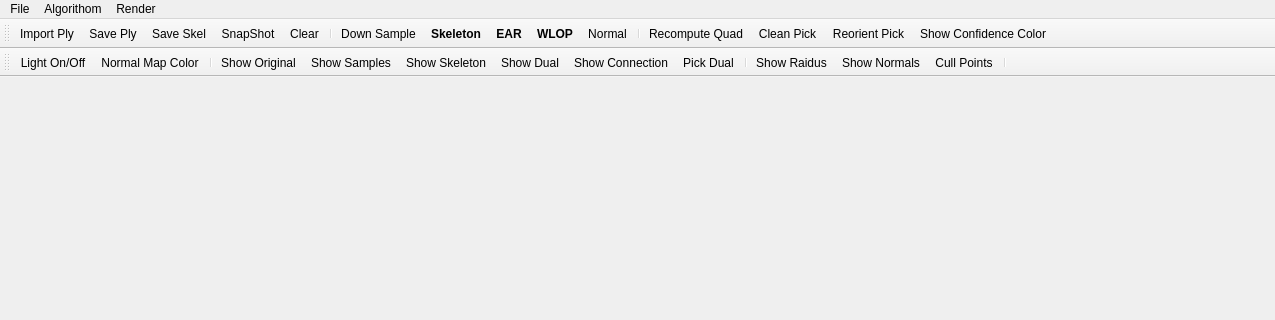
sunwaylive/Point-Cloud-Processing-2015, file point-cloud-2015/mainwindow.ui: the form before one commit; both pictures show x 0 to 1275 and y 0 to 320 of the 1275 by 573 pixel window.
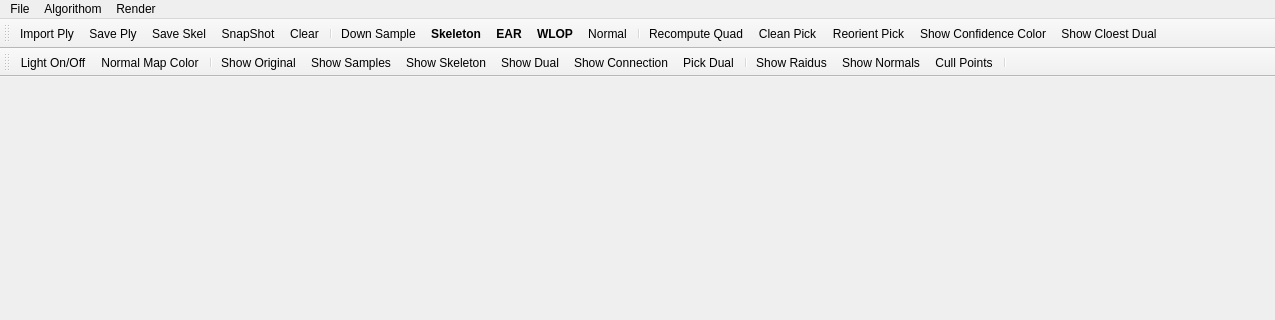
The form after the commit. Icons and pictures are not drawn.

Commit message: added sample confidence and cloest connection

Diff of the .ui file:
```diff
--- a/point-cloud-2015/mainwindow.ui
+++ b/point-cloud-2015/mainwindow.ui
@@ -235,6 +235,7 @@
    <addaction name="actionClean_Pick"/>
    <addaction name="actionReorient_Pick"/>
    <addaction name="actionShow_Confidence_Color"/>
+   <addaction name="actionShow_Cloest_Dual"/>
   </widget>
   <widget class="QStatusBar" name="statusBar"/>
   <widget class="QToolBar" name="toolBar">
@@ -790,6 +791,14 @@
     <string>Show Confidence Color</string>
    </property>
   </action>
+  <action name="actionShow_Cloest_Dual">
+   <property name="checkable">
+    <bool>true</bool>
+   </property>
+   <property name="text">
+    <string>Show Cloest Dual</string>
+   </property>
+  </action>
  </widget>
  <layoutdefault spacing="6" margin="11"/>
  <resources>
```
Left out of the diff: 1 changed line with no effect on the pictures. The commit also changes 11 other files.
